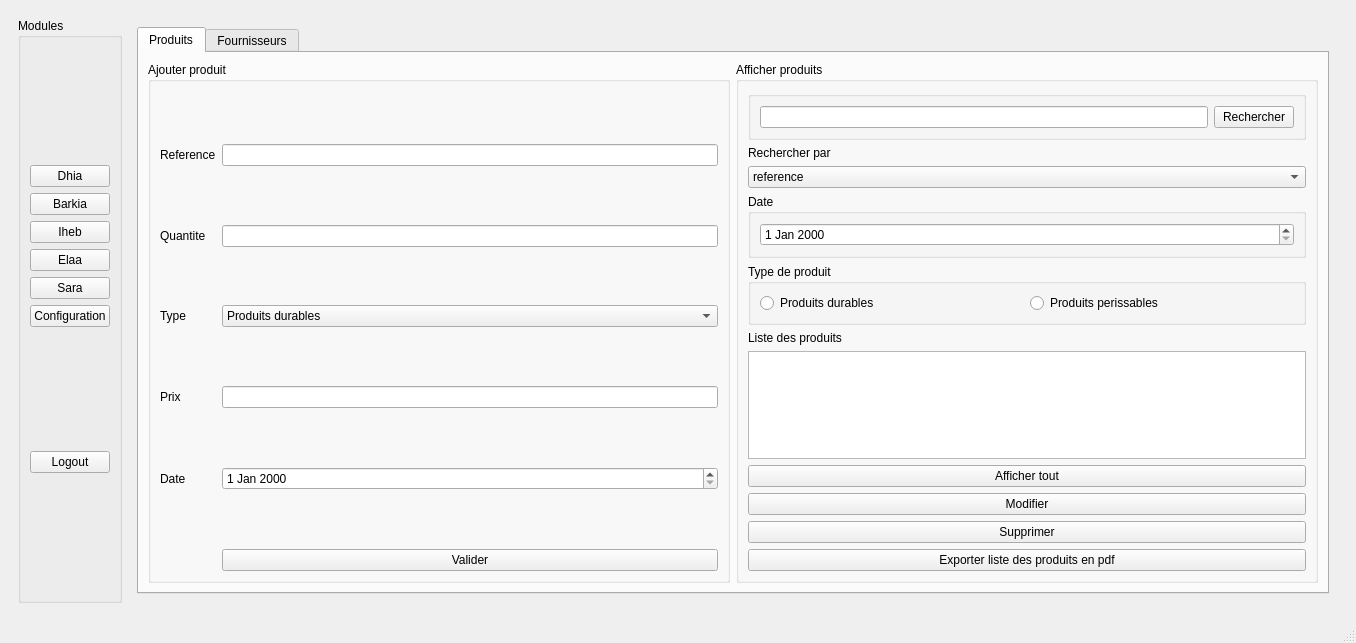
This is INTEGRATION/mainwindow.ui in dhiaabdelli1/Wedding_planner_2A1 as Qt 5 draws it before an edit. The edited form follows.
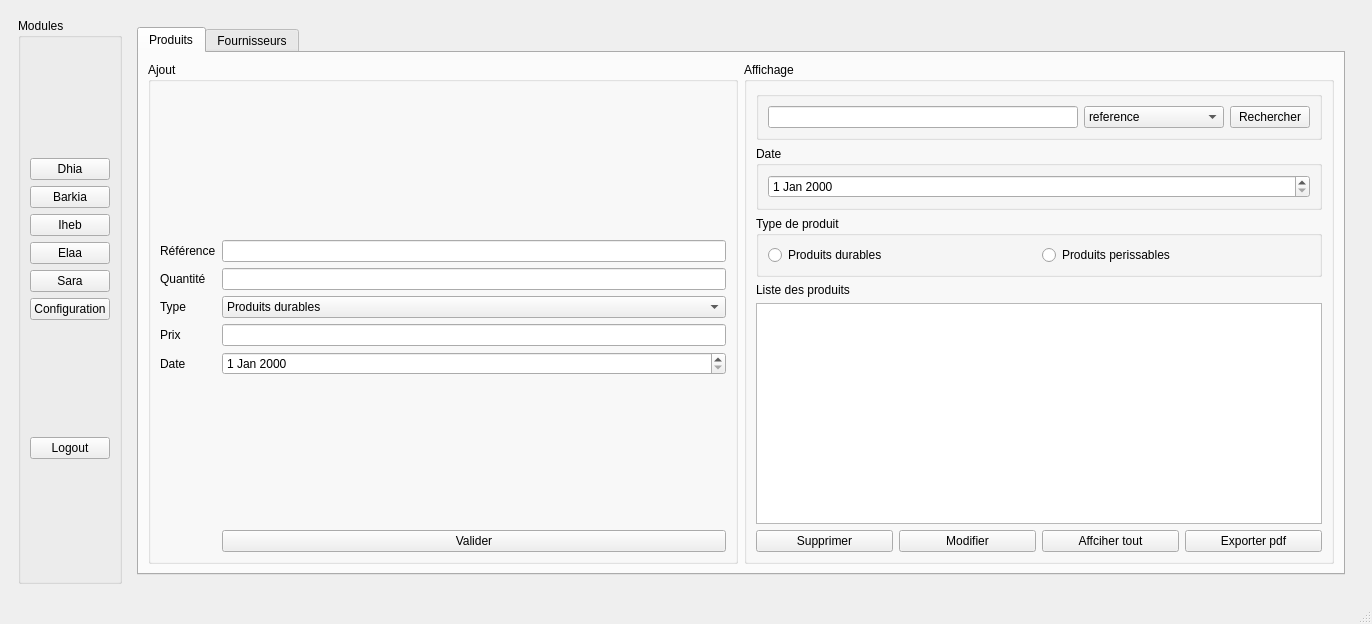
This is the edited form. The open tabs and pages were chosen to show the change.

The edit to the form file:
```diff
--- a/INTEGRATION/mainwindow.ui
+++ b/INTEGRATION/mainwindow.ui
@@ -6,8 +6,8 @@
    <rect>
     <x>0</x>
     <y>0</y>
-    <width>1356</width>
-    <height>643</height>
+    <width>1372</width>
+    <height>624</height>
    </rect>
   </property>
   <property name="windowTitle">
@@ -2726,95 +2726,9 @@
                         <item>
                          <widget class="QGroupBox" name="groupBox_20">
                           <property name="title">
-                           <string>Ajouter produit</string>
+                           <string>Ajout</string>
                           </property>
                           <layout class="QFormLayout" name="formLayout_15">
-                           <item row="9" column="0">
-                            <widget class="QLabel" name="label_5">
-                             <property name="text">
-                              <string>Date</string>
-                             </property>
-                            </widget>
-                           </item>
-                           <item row="7" column="0">
-                            <widget class="QLabel" name="label_21">
-                             <property name="text">
-                              <string>Prix</string>
-                             </property>
-                            </widget>
-                           </item>
-                           <item row="7" column="1">
-                            <widget class="QLineEdit" name="lineEdit_Prix_p"/>
-                           </item>
-                           <item row="5" column="0">
-                            <widget class="QLabel" name="label_22">
-                             <property name="text">
-                              <string>Type</string>
-                             </property>
-                            </widget>
-                           </item>
-                           <item row="3" column="0">
-                            <widget class="QLabel" name="label_23">
-                             <property name="text">
-                              <string>Quantite</string>
-                             </property>
-                            </widget>
-                           </item>
-                           <item row="3" column="1">
-                            <widget class="QLineEdit" name="lineEdit_quantite_p"/>
-                           </item>
-                           <item row="4" column="0">
-                            <spacer name="verticalSpacer_6">
-                             <property name="orientation">
-                              <enum>Qt::Vertical</enum>
-                             </property>
-                             <property name="sizeHint" stdset="0">
-                              <size>
-                               <width>20</width>
-                               <height>40</height>
-                              </size>
-                             </property>
-                            </spacer>
-                           </item>
-                           <item row="6" column="0">
-                            <spacer name="verticalSpacer_7">
-                             <property name="orientation">
-                              <enum>Qt::Vertical</enum>
-                             </property>
-                             <property name="sizeHint" stdset="0">
-                              <size>
-                               <width>20</width>
-                               <height>40</height>
-                              </size>
-                             </property>
-                            </spacer>
-                           </item>
-                           <item row="10" column="0">
-                            <spacer name="verticalSpacer_8">
-                             <property name="orientation">
-                              <enum>Qt::Vertical</enum>
-                             </property>
-                             <property name="sizeHint" stdset="0">
-                              <size>
-                               <width>20</width>
-                               <height>40</height>
-                              </size>
-                             </property>
-                            </spacer>
-                           </item>
-                           <item row="8" column="0">
-                            <spacer name="verticalSpacer_9">
-                             <property name="orientation">
-                              <enum>Qt::Vertical</enum>
-                             </property>
-                             <property name="sizeHint" stdset="0">
-                              <size>
-                               <width>20</width>
-                               <height>40</height>
-                              </size>
-                             </property>
-                            </spacer>
-                           </item>
                            <item row="0" column="1">
                             <spacer name="verticalSpacer_10">
                              <property name="orientation">
@@ -2828,17 +2742,10 @@
                              </property>
                             </spacer>
                            </item>
-                           <item row="11" column="1">
-                            <widget class="QPushButton" name="pushButton_val_p">
-                             <property name="text">
-                              <string>Valider</string>
-                             </property>
-                            </widget>
-                           </item>
                            <item row="1" column="0">
                             <widget class="QLabel" name="label_24">
                              <property name="text">
-                              <string>Reference</string>
+                              <string>Référence</string>
                              </property>
                             </widget>
                            </item>
@@ -2846,22 +2753,23 @@
                             <widget class="QLineEdit" name="lineEdit_Ref_p"/>
                            </item>
                            <item row="2" column="0">
-                            <spacer name="verticalSpacer_11">
-                             <property name="orientation">
-                              <enum>Qt::Vertical</enum>
+                            <widget class="QLabel" name="label_23">
+                             <property name="text">
+                              <string>Quantité</string>
                              </property>
-                             <property name="sizeHint" stdset="0">
-                              <size>
-                               <width>20</width>
-                               <height>40</height>
-                              </size>
-                             </property>
-                            </spacer>
+                            </widget>
                            </item>
-                           <item row="9" column="1">
-                            <widget class="QDateEdit" name="dateEdit_p"/>
+                           <item row="2" column="1">
+                            <widget class="QLineEdit" name="lineEdit_quantite_p"/>
                            </item>
-                           <item row="5" column="1">
+                           <item row="3" column="0">
+                            <widget class="QLabel" name="label_22">
+                             <property name="text">
+                              <string>Type</string>
+                             </property>
+                            </widget>
+                           </item>
+                           <item row="3" column="1">
                             <widget class="QComboBox" name="comboBox_Type_p">
                              <item>
                               <property name="text">
@@ -2875,6 +2783,59 @@
                              </item>
                             </widget>
                            </item>
+                           <item row="4" column="0">
+                            <widget class="QLabel" name="label_21">
+                             <property name="text">
+                              <string>Prix</string>
+                             </property>
+                            </widget>
+                           </item>
+                           <item row="4" column="1">
+                            <widget class="QLineEdit" name="lineEdit_Prix_p"/>
+                           </item>
+                           <item row="5" column="0">
+                            <widget class="QLabel" name="label_5">
+                             <property name="text">
+                              <string>Date</string>
+                             </property>
+                            </widget>
+                           </item>
+                           <item row="5" column="1">
+                            <widget class="QDateEdit" name="dateEdit_p"/>
+                           </item>
+                           <item row="6" column="1">
+                            <spacer name="verticalSpacer_6">
+                             <property name="orientation">
+                              <enum>Qt::Vertical</enum>
+                             </property>
+                             <property name="sizeHint" stdset="0">
+                              <size>
+                               <width>20</width>
+                               <height>40</height>
+                              </size>
+                             </property>
+                            </spacer>
+                           </item>
+                           <item row="7" column="0">
+                            <spacer name="horizontalSpacer_5">
+                             <property name="orientation">
+                              <enum>Qt::Horizontal</enum>
+                             </property>
+                             <property name="sizeHint" stdset="0">
+                              <size>
+                               <width>40</width>
+                               <height>20</height>
+                              </size>
+                             </property>
+                            </spacer>
+                           </item>
+                           <item row="7" column="1">
+                            <widget class="QPushButton" name="pushButton_val_p">
+                             <property name="text">
+                              <string>Valider</string>
+                             </property>
+                            </widget>
+                           </item>
                           </layout>
                          </widget>
                         </item>
@@ -2885,7 +2846,7 @@
                         <item>
                          <widget class="QGroupBox" name="groupBox_21">
                           <property name="title">
-                           <string>Afficher produits</string>
+                           <string>Affichage</string>
                           </property>
                           <layout class="QVBoxLayout" name="verticalLayout_50">
                            <item>
@@ -2900,23 +2861,6 @@
                                  <widget class="QLineEdit" name="lineEdit_Recherche_p"/>
                                 </item>
                                 <item>
-                                 <widget class="QPushButton" name="pushButton_Recherche_p">
-                                  <property name="text">
-                                   <string>Rechercher</string>
-                                  </property>
-                                 </widget>
-                                </item>
-                               </layout>
-                              </widget>
-                             </item>
-                             <item>
-                              <widget class="QLabel" name="label_26">
-                               <property name="text">
-                                <string>Rechercher par</string>
-                               </property>
-                              </widget>
-                             </item>
-                             <item>
                               <widget class="QComboBox" name="comboBox_p">
                                <item>
                                 <property name="text">
@@ -2941,6 +2885,16 @@
                               </widget>
                              </item>
                              <item>
+                                 <widget class="QPushButton" name="pushButton_Recherche_p">
+                                  <property name="text">
+                                   <string>Rechercher</string>
+                                  </property>
+                                 </widget>
+                                </item>
+                               </layout>
+                              </widget>
+                             </item>
+                             <item>
                               <widget class="QGroupBox" name="groupBox_22">
                                <property name="title">
                                 <string>Date</string>
@@ -2986,22 +2940,7 @@
                               <widget class="QTableView" name="tableView_Produits"/>
                              </item>
                              <item>
-                              <widget class="QPushButton" name="pushButton_afficher_p">
-                               <property name="text">
-                                <string>Afficher tout</string>
-                               </property>
-                              </widget>
-                             </item>
-                             <item>
-                              <widget class="QPushButton" name="pushButton_Modifier_p">
-                               <property name="text">
-                                <string>Modifier</string>
-                               </property>
-                               <property name="checkable">
-                                <bool>true</bool>
-                               </property>
-                              </widget>
-                             </item>
+                              <layout class="QHBoxLayout" name="horizontalLayout_133">
                              <item>
                               <widget class="QPushButton" name="pushButton_Supp_p">
                                <property name="text">
@@ -3009,12 +2948,28 @@
                                </property>
                               </widget>
                              </item>
+                               <item>
+                                <widget class="QPushButton" name="pushButton_Modifier_p">
+                                 <property name="text">
+                                  <string>Modifier</string>
+                                 </property>
+                                </widget>
+                               </item>
+                               <item>
+                                <widget class="QPushButton" name="pushButton_afficher_p">
+                                 <property name="text">
+                                  <string>Affciher tout</string>
+                                 </property>
+                                </widget>
+                               </item>
                              <item>
                               <widget class="QPushButton" name="pushButton_Exporter_p">
                                <property name="text">
-                                <string>Exporter liste des produits en pdf</string>
-                               </property>
-                              </widget>
+                                  <string>Exporter pdf</string>
+                                 </property>
+                                </widget>
+                               </item>
+                              </layout>
                              </item>
                             </layout>
                            </item>
```
Left out of the diff: 749 changed lines with no effect on the pictures. Lines whose indentation alone changed are shown as unchanged.
